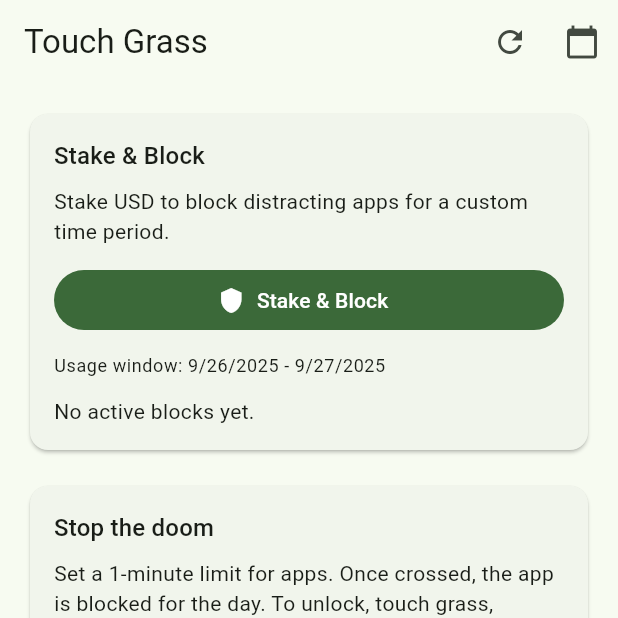
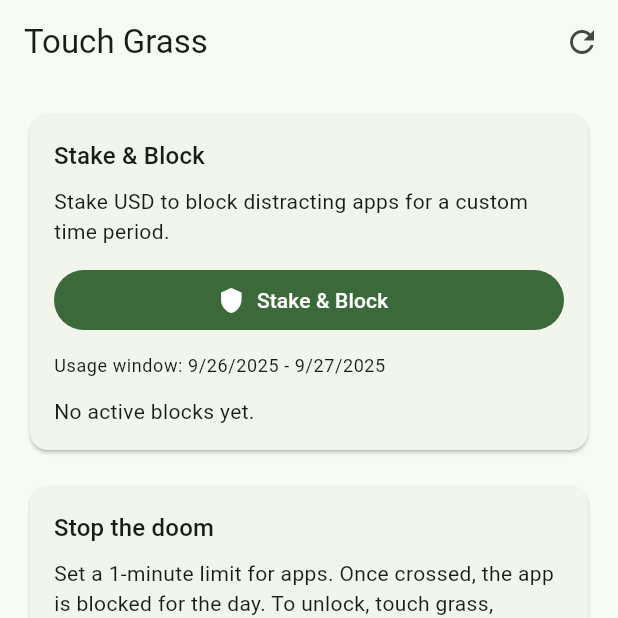
Before and after one commit to shantanuSakpal/doom-stake, a Flutter app: the screen it shows after launch, on a phone screen of 412 x 824 dp, the top half of it. Run offline on Flutter 3.47's test engine with Material 3 defaults, Android fonts, the phone set to English and light mode, and no system bars; our stand-ins replace image_picker; missing offline and left inert: android_intent_plus, installed_apps, system_alert_window, usage_stats; statements that could not run were skipped.

Commit message:
removed calender

```diff
--- a/lib/main.dart
+++ b/lib/main.dart
@@ -1131,11 +1131,11 @@ class _ScreenTimeHomePageState extends State<ScreenTimeHomePage>
             icon: const Icon(Icons.refresh),
             tooltip: 'Refresh stats',
           ),
-          IconButton(
-            onPressed: _selectDateRange,
-            icon: const Icon(Icons.calendar_today),
-            tooltip: 'Select date range',
-          ),
+          // IconButton(
+          //   onPressed: _selectDateRange,
+          //   icon: const Icon(Icons.calendar_today),
+          //   tooltip: 'Select date range',
+          // ),
         ],
       ),
       body: Padding(
```
Also changed, not shown: 1 other file.
